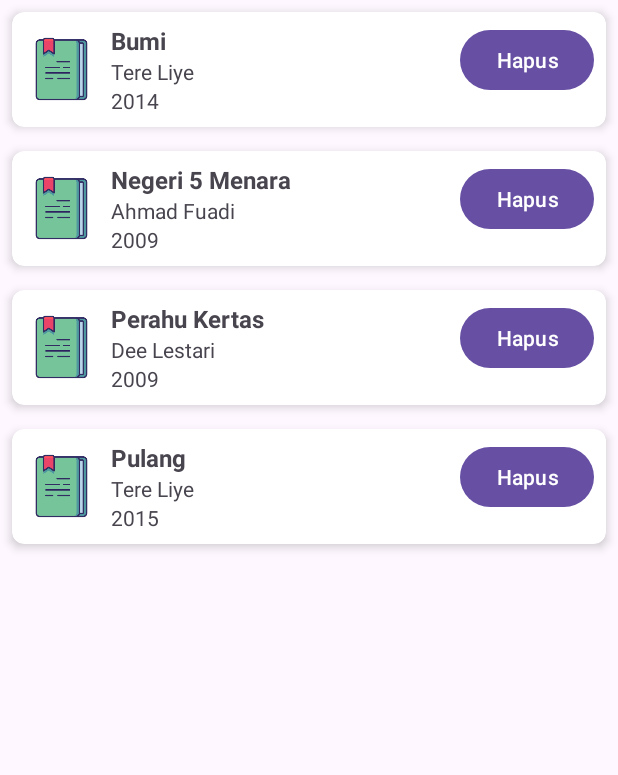
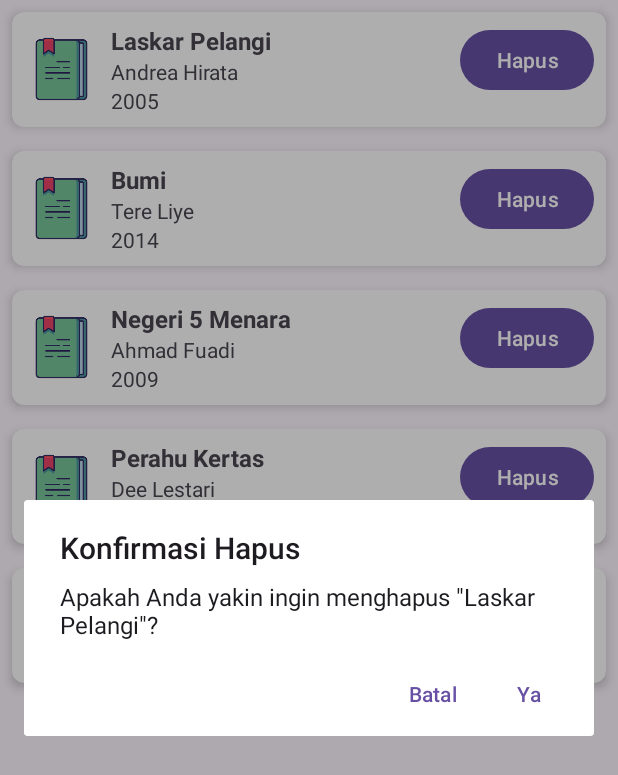
Before and after one commit to bramastamp/app5-recycleview, an Android app: the screen it shows after launch (MainActivity), after a tap on "Hapus", on a phone screen of 412 x 824 dp. Shown: the top 775 px of the screen. Run offline under Robolectric (Android 15) with nearby library versions, the phone set to English and light mode, and no system bars.

```diff
--- a/app/src/main/java/com/smkth/app4_recycleview/adapter/BookAdapter.kt
+++ b/app/src/main/java/com/smkth/app4_recycleview/adapter/BookAdapter.kt
@@ -53,10 +53,20 @@ class BookAdapter(
 
         // Hapus item ketika tombol ditekan
         holder.btnDelete.setOnClickListener {
-            books.removeAt(position)
-            notifyItemRemoved(position)
-            notifyItemRangeChanged(position, books.size)
+            // Buat dialog konfirmasi
+            androidx.appcompat.app.AlertDialog.Builder(context)
+                .setTitle("Konfirmasi Hapus")
+                .setMessage("Apakah Anda yakin ingin menghapus \"${book.judul}\"?")
+                .setPositiveButton("Ya") { _, _ ->
+                    books.removeAt(position)
+                    notifyItemRemoved(position)
+                    notifyItemRangeChanged(position, books.size)
+                    Toast.makeText(context, "Buku dihapus", Toast.LENGTH_SHORT).show()
+                }
+                .setNegativeButton("Batal", null)
+                .show()
         }
+
     }
 
     override fun getItemCount(): Int = books.size
```
